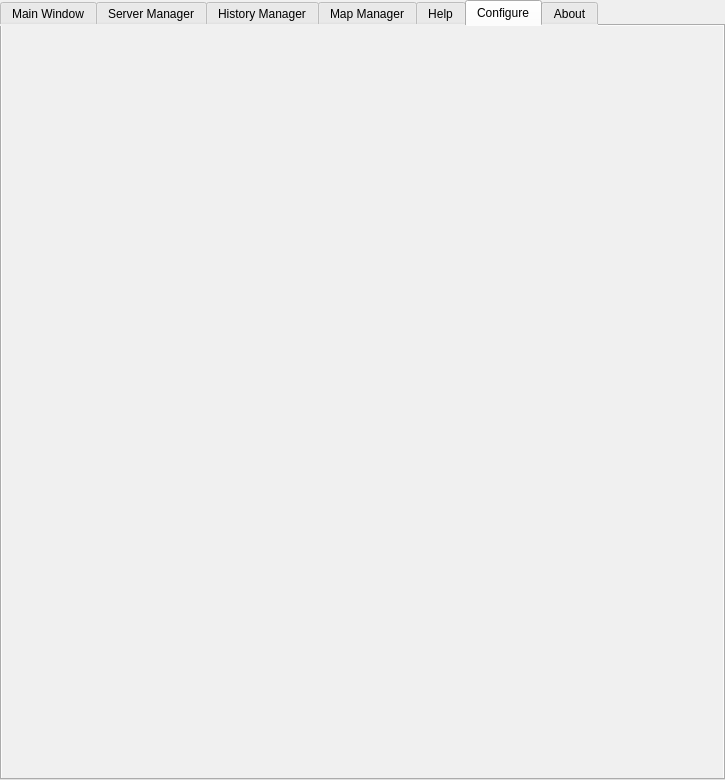
First picture: the form in source_files/isrt_main_tabbed_v0.6.ui, repository sargolin/ISRT-Insurgency-Sandstorm-RCON-TOOL-and-Mapchanger, before the edit.
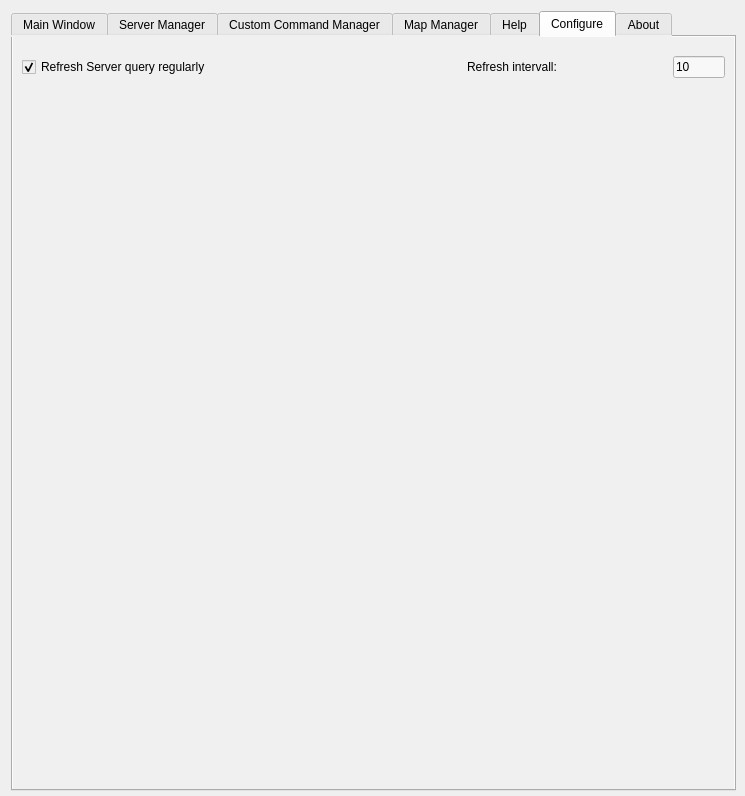
Second picture: the form after the edit. The open tabs and pages were chosen to show the change. Icons and pictures are not drawn.

What changed in the file:
```diff
--- a/source_files/isrt_main_tabbed_v0.6.ui
+++ b/source_files/isrt_main_tabbed_v0.6.ui
@@ -6,8 +6,8 @@
    <rect>
     <x>0</x>
     <y>0</y>
-    <width>725</width>
-    <height>780</height>
+    <width>745</width>
+    <height>796</height>
    </rect>
   </property>
   <property name="sizePolicy">
@@ -18,8 +18,8 @@
   </property>
   <property name="minimumSize">
    <size>
-    <width>725</width>
-    <height>780</height>
+    <width>745</width>
+    <height>796</height>
    </size>
   </property>
   <property name="windowTitle">
@@ -29,21 +29,12 @@
    <iconset resource="../res.qrc">
     <normaloff>:/img/img/isrt.ico</normaloff>:/img/img/isrt.ico</iconset>
   </property>
-  <layout class="QHBoxLayout" name="horizontalLayout_8">
-   <property name="leftMargin">
-    <number>0</number>
-   </property>
-   <property name="topMargin">
-    <number>0</number>
-   </property>
-   <property name="rightMargin">
-    <number>0</number>
-   </property>
-   <property name="bottomMargin">
-    <number>0</number>
-   </property>
+  <layout class="QHBoxLayout" name="horizontalLayout_10">
    <item>
     <widget class="QTabWidget" name="TabWidget_Main_overall">
+     <property name="enabled">
+      <bool>true</bool>
+     </property>
      <property name="minimumSize">
       <size>
        <width>725</width>
@@ -1961,8 +1952,77 @@
      </widget>
      <widget class="QWidget" name="Tab_History">
       <attribute name="title">
-       <string>History Manager</string>
+       <string>Custom Command Manager</string>
       </attribute>
+      <layout class="QVBoxLayout" name="verticalLayout_14">
+       <item>
+        <layout class="QVBoxLayout" name="verticalLayout_13">
+         <item>
+          <widget class="QListWidget" name="list_custom_commands_console">
+           <property name="mouseTracking">
+            <bool>true</bool>
+           </property>
+           <property name="toolTip">
+            <string>History of Commands</string>
+           </property>
+           <property name="statusTip">
+            <string>History of Commands</string>
+           </property>
+           <property name="styleSheet">
+            <string notr="true">background-color:rgb(248, 248, 248);</string>
+           </property>
+           <property name="editTriggers">
+            <set>QAbstractItemView::NoEditTriggers</set>
+           </property>
+           <property name="selectionMode">
+            <enum>QAbstractItemView::ExtendedSelection</enum>
+           </property>
+           <property name="selectionBehavior">
+            <enum>QAbstractItemView::SelectRows</enum>
+           </property>
+          </widget>
+         </item>
+         <item>
+          <layout class="QHBoxLayout" name="horizontalLayout_8">
+           <item>
+            <widget class="QPushButton" name="btn_cust_delete_selected">
+             <property name="toolTip">
+              <string>Delete selected Commands from List</string>
+             </property>
+             <property name="statusTip">
+              <string>Delete selected Commands from List</string>
+             </property>
+             <property name="styleSheet">
+              <string notr="true">background-color:rgb(228, 228, 228)
+</string>
+             </property>
+             <property name="text">
+              <string>Delete selected Commands from List</string>
+             </property>
+            </widget>
+           </item>
+           <item>
+            <widget class="QPushButton" name="btn_cust_delete_all">
+             <property name="toolTip">
+              <string>Delete all Custom Commands</string>
+             </property>
+             <property name="statusTip">
+              <string>Delete all Custom Commands</string>
+             </property>
+             <property name="styleSheet">
+              <string notr="true">background-color:rgb(228, 228, 228)
+</string>
+             </property>
+             <property name="text">
+              <string>Clear all Custom Commands</string>
+             </property>
+            </widget>
+           </item>
+          </layout>
+         </item>
+        </layout>
+       </item>
+      </layout>
      </widget>
      <widget class="QWidget" name="Tab_Map">
       <attribute name="title">
@@ -2198,6 +2258,121 @@
       <attribute name="title">
        <string>Configure</string>
       </attribute>
+      <layout class="QVBoxLayout" name="verticalLayout_16">
+       <item>
+        <spacer name="verticalSpacer_6">
+         <property name="orientation">
+          <enum>Qt::Vertical</enum>
+         </property>
+         <property name="sizeType">
+          <enum>QSizePolicy::Minimum</enum>
+         </property>
+         <property name="sizeHint" stdset="0">
+          <size>
+           <width>20</width>
+           <height>10</height>
+          </size>
+         </property>
+        </spacer>
+       </item>
+       <item>
+        <layout class="QVBoxLayout" name="verticalLayout_15">
+         <item>
+          <layout class="QHBoxLayout" name="horizontalLayout_11">
+           <item>
+            <widget class="QCheckBox" name="checkBox_refresh_trigger">
+             <property name="toolTip">
+              <string>Refresh Trigger On/Off</string>
+             </property>
+             <property name="statusTip">
+              <string>Refresh Trigger On/Off</string>
+             </property>
+             <property name="text">
+              <string>Refresh Server query regularly</string>
+             </property>
+             <property name="checked">
+              <bool>true</bool>
+             </property>
+            </widget>
+           </item>
+           <item>
+            <spacer name="horizontalSpacer">
+             <property name="orientation">
+              <enum>Qt::Horizontal</enum>
+             </property>
+             <property name="sizeType">
+              <enum>QSizePolicy::MinimumExpanding</enum>
+             </property>
+             <property name="sizeHint" stdset="0">
+              <size>
+               <width>250</width>
+               <height>20</height>
+              </size>
+             </property>
+            </spacer>
+           </item>
+           <item>
+            <widget class="QLabel" name="label_11">
+             <property name="minimumSize">
+              <size>
+               <width>200</width>
+               <height>0</height>
+              </size>
+             </property>
+             <property name="text">
+              <string>Refresh intervall:</string>
+             </property>
+            </widget>
+           </item>
+           <item>
+            <widget class="QLineEdit" name="entry_refresh_timer">
+             <property name="minimumSize">
+              <size>
+               <width>30</width>
+               <height>20</height>
+              </size>
+             </property>
+             <property name="maximumSize">
+              <size>
+               <width>2500</width>
+               <height>16777215</height>
+              </size>
+             </property>
+             <property name="toolTip">
+              <string>Refresh intervall in seconds</string>
+             </property>
+             <property name="statusTip">
+              <string>Refresh intervall in seconds</string>
+             </property>
+             <property name="styleSheet">
+              <string notr="true">background-color:rgb(248, 248, 248);</string>
+             </property>
+             <property name="text">
+              <string>10</string>
+             </property>
+             <property name="placeholderText">
+              <string>Sec</string>
+             </property>
+            </widget>
+           </item>
+          </layout>
+         </item>
+         <item>
+          <spacer name="verticalSpacer_5">
+           <property name="orientation">
+            <enum>Qt::Vertical</enum>
+           </property>
+           <property name="sizeHint" stdset="0">
+            <size>
+             <width>20</width>
+             <height>40</height>
+            </size>
+           </property>
+          </spacer>
+         </item>
+        </layout>
+       </item>
+      </layout>
      </widget>
      <widget class="QWidget" name="Tab_About">
       <attribute name="title">
```
Left out of the diff: 73 changed lines with no effect on the pictures.
